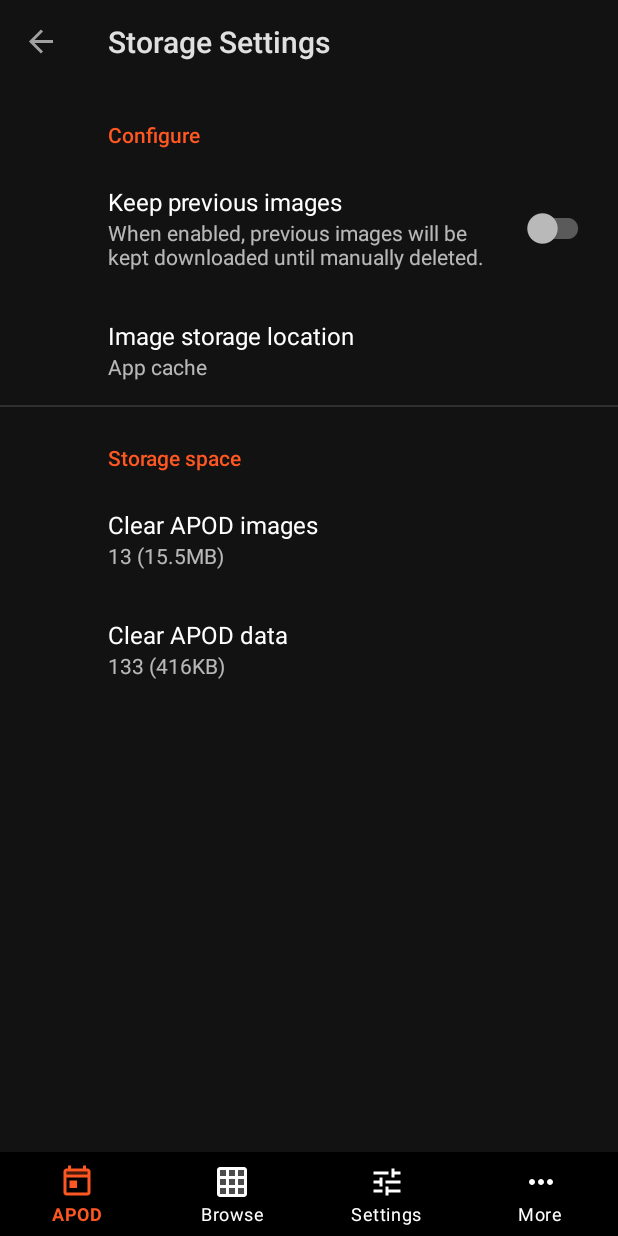
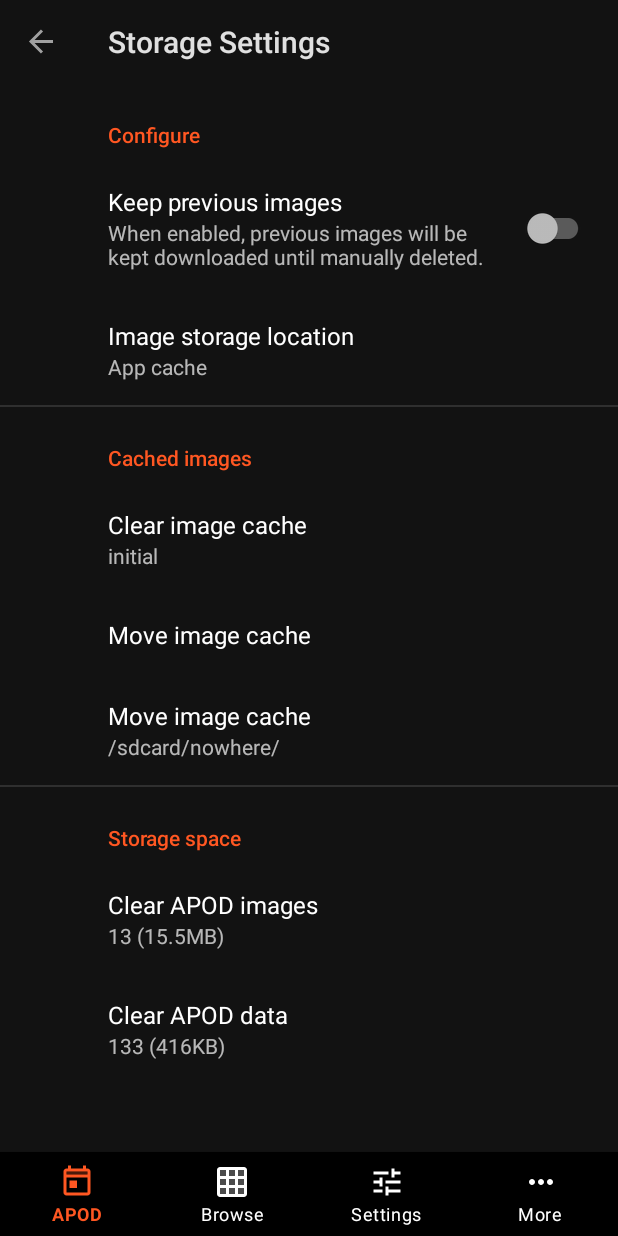
Before and after one commit to JakeSteam/Apod-Wallpaper-2, an Android app: the SettingsStorageFragment screen opened through its navigation route, on a phone screen of 412 x 824 dp. Run offline under Robolectric (Android 15) with nearby library versions, the phone set to English and light mode, and no system bars; our stand-ins replace androidx.preference, navigation-ui, paging; libraries missing offline, so code that uses them is left out: androidx.paging, androidx.paging.toLiveData; pictures from the network do not load; 1 statement that could not run was skipped.

Commit message:
Adds hacky image cache clearing

```diff
--- a/app/src/main/java/uk/co/jakelee/apodwallpaper/ui/settings/SettingsStorageFragment.kt
+++ b/app/src/main/java/uk/co/jakelee/apodwallpaper/ui/settings/SettingsStorageFragment.kt
@@ -1,9 +1,19 @@
 package uk.co.jakelee.apodwallpaper.ui.settings
 
+import android.os.Bundle
+import androidx.lifecycle.lifecycleScope
 import androidx.preference.*
+import com.bumptech.glide.Glide
+import kotlinx.coroutines.Dispatchers
+import kotlinx.coroutines.launch
 import uk.co.jakelee.apodwallpaper.R
 
 class SettingsStorageFragment : SettingsBaseFragment() {
+
+    override fun onCreate(savedInstanceState: Bundle?) {
+        super.onCreate(savedInstanceState)
+        updateImageCacheSize("initial")
+    }
 
     override val preferencesFile = R.xml.preferences_storage
 
@@ -15,5 +25,21 @@ class SettingsStorageFragment : SettingsBaseFragment() {
 
     override fun onListPreferenceChanged(pref: ListPreference) {}
 
-    override fun onNavigationPreferenceClicked(pref: Preference) {}
+    override fun onNavigationPreferenceClicked(pref: Preference) {
+        when (pref.key) {
+            getString(R.string.to_clear_image_cache) -> clearImageCache()
+        }
+    }
+
+    private fun clearImageCache() = lifecycleScope.launch(Dispatchers.IO) {
+        Glide.get(requireActivity().applicationContext).clearDiskCache()
+        updateImageCacheSize("done")
+    }
+
+    private fun updateImageCacheSize(size: String) {
+        lifecycleScope.launch {
+            val clearCache = findPreference<Preference>(getString(R.string.to_clear_image_cache))
+            clearCache?.summary = size
+        }
+    }
 }
--- a/app/src/main/res/values/preference_keys.xml
+++ b/app/src/main/res/values/preference_keys.xml
@@ -102,6 +102,10 @@
     <string name="pref_image_files">pref_image_files</string>
     <string name="pref_image_rows">pref_image_rows</string>
 
+    <string name="to_clear_image_cache">toClearImageCache</string>
+    <string name="pref_image_cache_size">pref_image_cache_size</string>
+    <string name="pref_image_cache_location">pref_image_cache_location</string>
+
     <!-- More -->
     <string name="to_give_feedback">toGiveFeedback</string>
     <string name="to_source_code">toSourceCode</string>
--- a/app/src/main/res/xml/preferences_storage.xml
+++ b/app/src/main/res/xml/preferences_storage.xml
@@ -17,6 +17,23 @@
             app:useSimpleSummaryProvider="true" />
     </PreferenceCategory>
 
+    <PreferenceCategory app:title="Cached images">
+        <Preference
+            app:key="@string/to_clear_image_cache"
+            app:persistent="false"
+            app:title="Clear image cache" />
+
+        <Preference
+            app:key="@string/pref_image_cache_size"
+            app:title="Move image cache" />
+
+        <Preference
+            app:key="@string/pref_image_cache_location"
+            app:persistent="false"
+            app:summary="/sdcard/nowhere/"
+            app:title="Move image cache" />
+    </PreferenceCategory>
+
     <PreferenceCategory app:title="@string/pref_category_storage_size">
         <Preference
             app:key="@string/pref_image_files"
```
